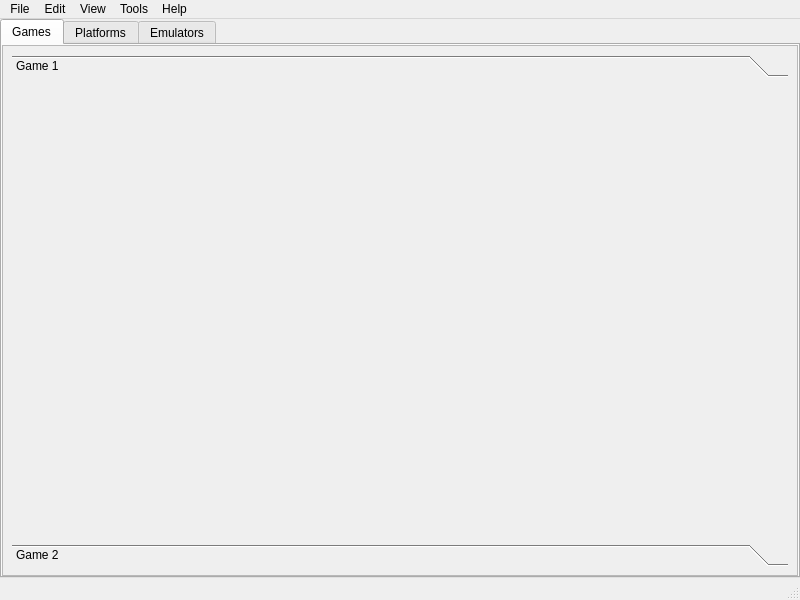
Above: manager/ui/mainwindow.ui from lazyfox-studio/retrofox before the change. Below: the same form after it.
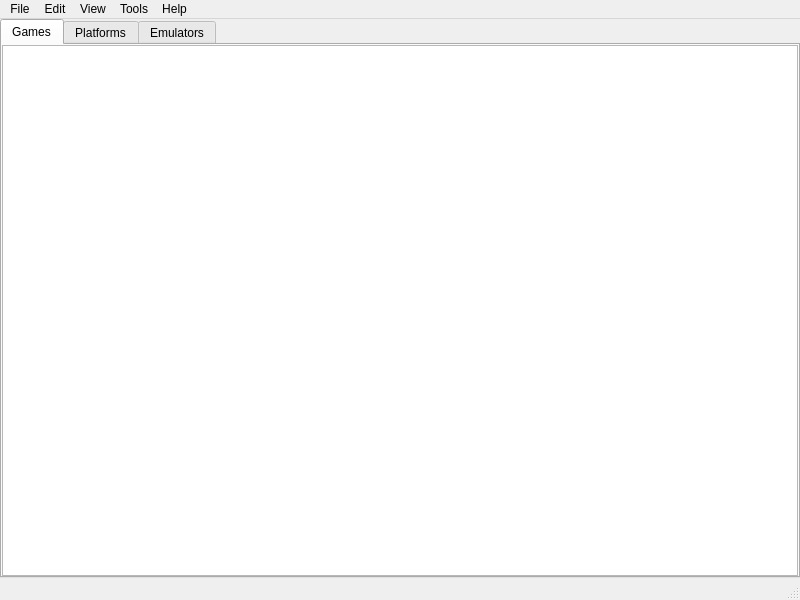
That is the form after the change. The open tabs and pages were chosen to show the change.

Commit message: full conversion to table view

The edit to the form file:
```diff
--- a/manager/ui/mainwindow.ui
+++ b/manager/ui/mainwindow.ui
@@ -56,56 +56,7 @@
          <number>0</number>
         </property>
         <item>
-         <widget class="QScrollArea" name="scrollArea">
-          <property name="widgetResizable">
-           <bool>true</bool>
-          </property>
-          <widget class="QWidget" name="scrollAreaWidgetContents_2">
-           <property name="geometry">
-            <rect>
-             <x>0</x>
-             <y>0</y>
-             <width>792</width>
-             <height>531</height>
-            </rect>
-           </property>
-           <layout class="QVBoxLayout" name="verticalLayout">
-            <item>
-             <widget class="QToolBox" name="toolBox">
-              <property name="currentIndex">
-               <number>0</number>
-              </property>
-              <widget class="QWidget" name="page_0">
-               <property name="geometry">
-                <rect>
-                 <x>0</x>
-                 <y>0</y>
-                 <width>774</width>
-                 <height>459</height>
-                </rect>
-               </property>
-               <attribute name="label">
-                <string>Game 1</string>
-               </attribute>
-              </widget>
-              <widget class="QWidget" name="page_1">
-               <property name="geometry">
-                <rect>
-                 <x>0</x>
-                 <y>0</y>
-                 <width>774</width>
-                 <height>459</height>
-                </rect>
-               </property>
-               <attribute name="label">
-                <string>Game 2</string>
-               </attribute>
-              </widget>
-             </widget>
-            </item>
-           </layout>
-          </widget>
-         </widget>
+         <widget class="QTableView" name="games_table"/>
         </item>
        </layout>
       </widget>
```
Left out of the diff: 8 changed lines with no effect on the pictures. The commit also changes 13 other files.
